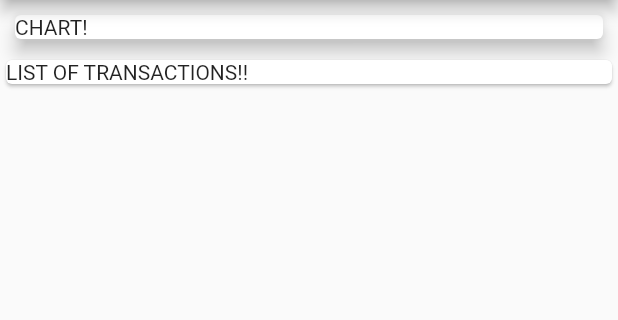
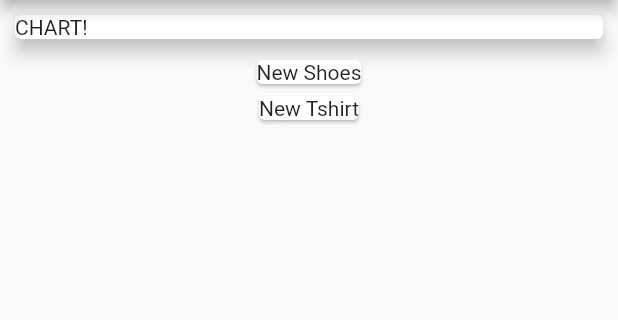
Before and after one commit to harshverma036/expense-tracker, a Flutter app: the screen it shows after launch, on a phone screen of 412 x 824 dp, the part 84-404 px from its top. Run offline on Flutter 3.47's test engine with Material 2 defaults, Android fonts, the phone set to English and light mode, and no system bars.

Commit message:
transaction maping done

```diff
--- a/lib/main.dart
+++ b/lib/main.dart
@@ -37,14 +37,18 @@ class MyHomePage extends StatelessWidget {
       ),
       body: Column(
         crossAxisAlignment: CrossAxisAlignment.stretch,
-        children: const <Widget>[
+        children: <Widget>[
           Card(
             elevation: 5,
             margin: EdgeInsets.all(10.0),
             child: Text('CHART!'),
           ),
-          Card(
-            child: Text('LIST OF TRANSACTIONS!!'),
+          Column(
+            children: transactions.map((tx) {
+              return Card(
+                child: Text(tx.title),
+              );
+            }).toList(),
           ),
         ],
       ),
```
